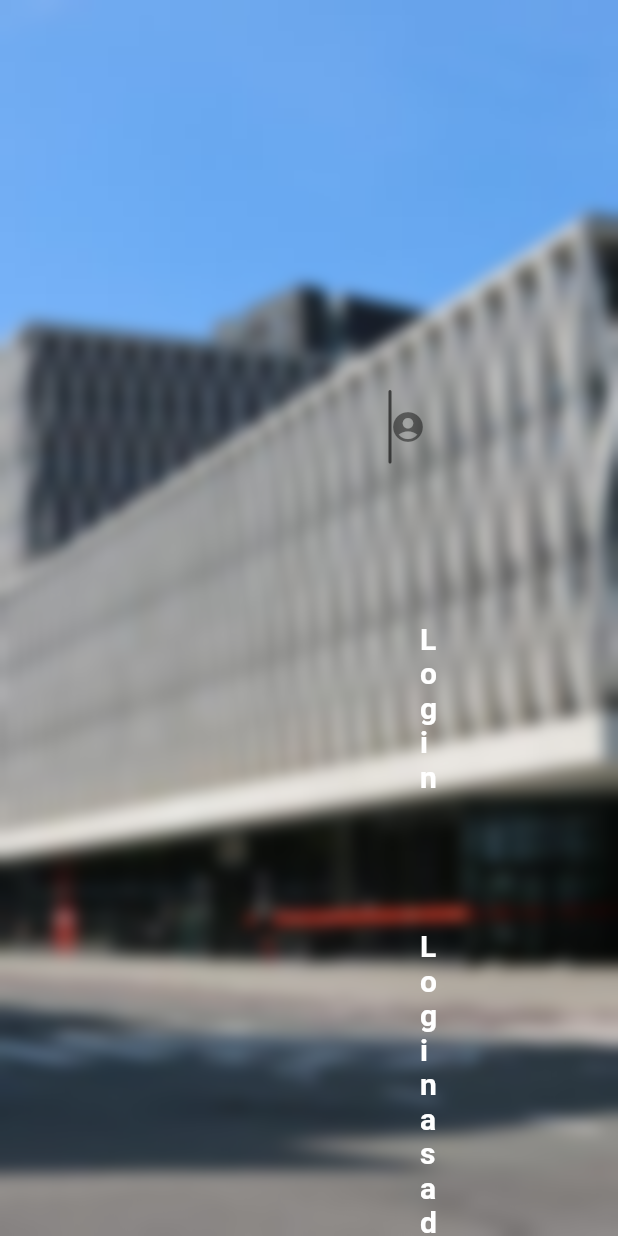
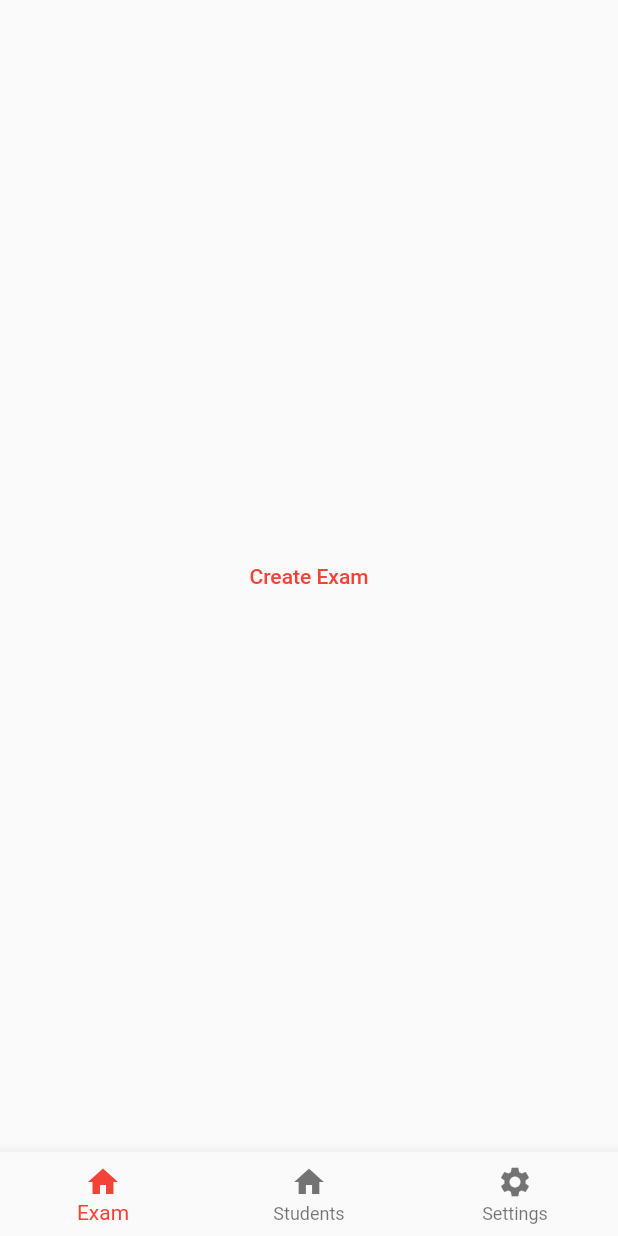
Before and after one commit to jeltevandyck/groep11_intro_mobile_project, a Flutter app: the screen it shows after launch, on a phone screen of 412 x 824 dp. Run offline on Flutter 3.47's test engine with Material 2 defaults, Android fonts, the phone set to English and light mode, and no system bars; our stand-ins replace cloud_firestore, firebase_auth, firebase_core, fluttertoast; accounts and stored records are empty.

Commit message:
add exam page

```diff
--- a/lib/main.dart
+++ b/lib/main.dart
@@ -1,12 +1,13 @@
 import 'package:firebase_core/firebase_core.dart';
 import 'package:flutter/material.dart';
-
+import 'package:groep11_intro_mobile_project/pages/admin-dashboard/create_exam_page.dart';
 
 import 'pages/student_login_page.dart';
 
 Future<void> main() async {
   WidgetsFlutterBinding.ensureInitialized();
-  await Firebase.initializeApp( options: const FirebaseOptions(
+  await Firebase.initializeApp(
+    options: const FirebaseOptions(
       apiKey: "AIzaSyBst5neVVQUOheg8wur9JnXyuUSDJMezbo",
       appId: "1:1050149621647:android:b5ae192a1f1ef3f4a5c5fa",
       messagingSenderId: "1050149621647",
@@ -23,11 +24,10 @@ class MyApp extends StatelessWidget {
   @override
   Widget build(BuildContext context) {
     return MaterialApp(
+      debugShowCheckedModeBanner: false,
       title: 'Login page',
-      theme: ThemeData(
-        primarySwatch: Colors.red
-      ),
-      home: const StudentLoginPage(),
+      theme: ThemeData(primarySwatch: Colors.red),
+      home: const CreateExamPage(),
     );
   }
 }
--- /dev/null
+++ b/lib/pages/admin-dashboard/create_exam_page.dart
@@ -0,0 +1,63 @@
+import 'package:flutter/material.dart';
+
+class CreateExamPage extends StatefulWidget {
+  const CreateExamPage({Key? key}) : super(key: key);
+
+  @override
+  State<CreateExamPage> createState() => _CreateExamPageState();
+}
+
+class _CreateExamPageState extends State<CreateExamPage> {
+  @override
+  Widget build(BuildContext context) {
+    return Scaffold(
+      body: examOrCreate(),
+      bottomNavigationBar: BottomNavigationBar(
+        items: const <BottomNavigationBarItem>[
+          BottomNavigationBarItem(
+            icon: Icon(Icons.home),
+            label: 'Exam',
+          ),
+          BottomNavigationBarItem(
+            icon: Icon(Icons.home),
+            label: 'Students',
+          ),
+          BottomNavigationBarItem(
+            icon: Icon(Icons.settings),
+            label: 'Settings',
+          ),
+        ],
+      ),
+    );
+  }
+
+  Widget examOrCreate() {
+    const data = 'Exam';
+
+    if (data == 'Exam') {
+      return Center(
+        child: TextButton(
+          onPressed: () {},
+          child: const Text('Create Exam'),
+          style: OutlinedButton.styleFrom(
+            primary: Colors.red,
+            padding: const EdgeInsets.symmetric(horizontal: 30, vertical: 20),
+          ),
+        ),
+      );
+    } else {
+      return Center(
+        child: Table(
+          children: const <TableRow>[
+            TableRow(
+              children: <Widget>[
+                Text('Exam'),
+                Text('Students'),
+              ],
+            ),
+          ],
+        ),
+      );
+    }
+  }
+}
--- a/lib/pages/student_login_page.dart
+++ b/lib/pages/student_login_page.dart
@@ -3,7 +3,7 @@ import 'dart:ui';
 import 'package:firebase_auth/firebase_auth.dart';
 import 'package:flutter/material.dart';
 import 'package:fluttertoast/fluttertoast.dart';
-import 'package:groep11_intro_mobile_project/pages/create_student_page.dart';
+import 'package:groep11_intro_mobile_project/pages/admin-dashboard/create_student_page.dart';
 
 import 'admin_login_page.dart';
 
@@ -141,6 +141,7 @@ class _StudentLoginPageState extends State<StudentLoginPage> {
       child: backgroundImage,
     );
   }
+
   void signIn(String email) async {
     if (_formKey.currentState!.validate()) {
       await _auth
```
Also changed, not shown: lib/pages/admin-dashboard/create_student_page.dart (renamed from lib/pages/create_student_page.dart, +11 -68 lines), lib/models/user_model.dart (renamed from lib/Models/user_model.dart).
